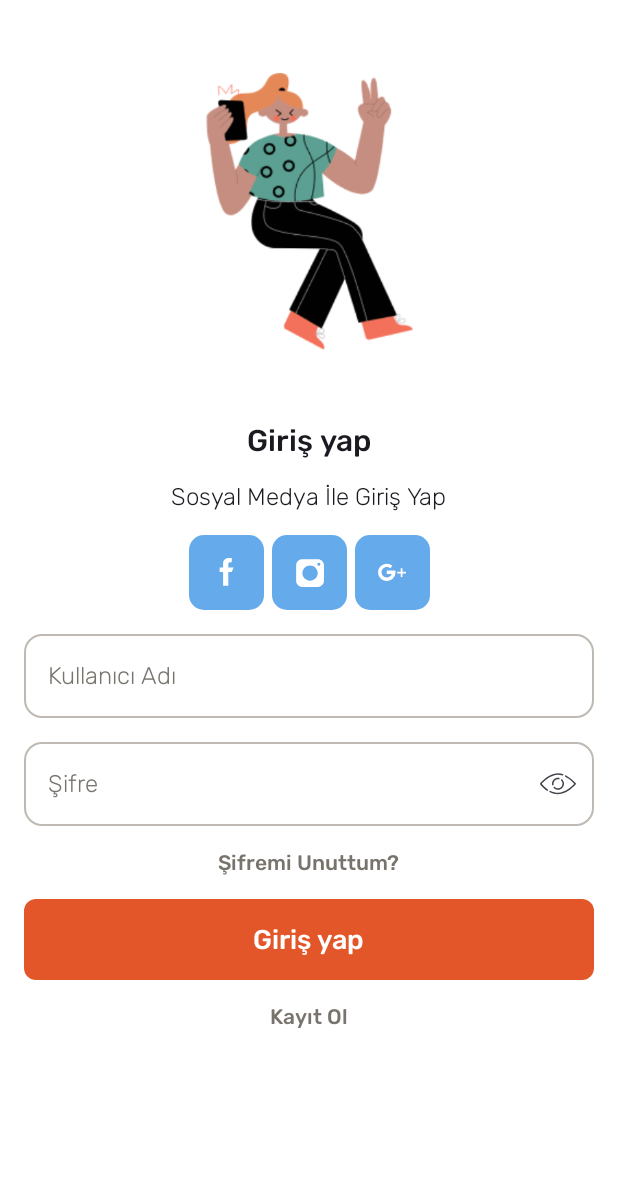
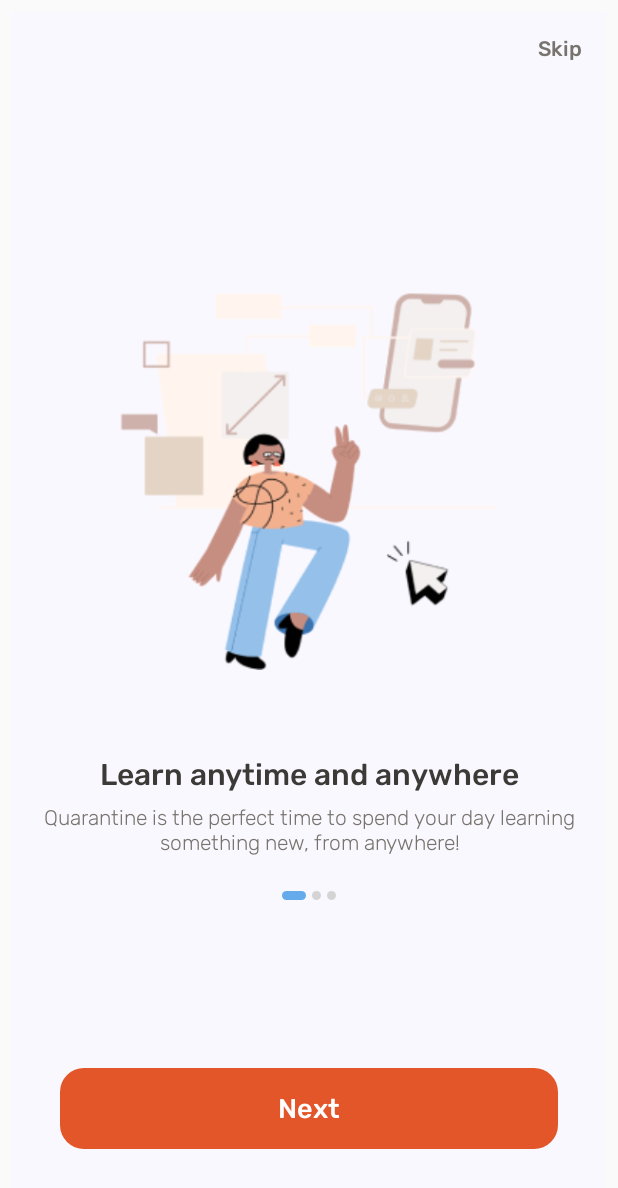
Before and after one commit to isacetin/job_posting, an Android app built with Jetpack Compose: the screen it shows after launch (MainActivity), on a phone screen of 412 x 824 dp. Shown: the top 1188 px of the screen. Run offline under Robolectric (Android 15) with nearby library versions, the phone set to English and light mode, and no system bars; our stand-ins replace Dagger/Hilt's generated code.

Commit message:
onboarding eklendi

```diff
--- a/app/src/main/java/com/isacetin/jopposting/components/button/JobPrimaryButton.kt
+++ b/app/src/main/java/com/isacetin/jopposting/components/button/JobPrimaryButton.kt
@@ -28,7 +28,7 @@ fun JobPrimaryButton(
                     .fillMaxWidth()
                     .height(54.dp)
             ),
-        shape = RoundedCornerShape(8.dp),
+        shape = RoundedCornerShape(16.dp),
         colors =
             ButtonDefaults.buttonColors(
                 containerColor = Primary
--- a/app/src/main/java/com/isacetin/jopposting/di/AppModule.kt
+++ b/app/src/main/java/com/isacetin/jopposting/di/AppModule.kt
@@ -21,6 +21,7 @@ object AppModule {
         Retrofit
             .Builder()
             .baseUrl("http://192.168.1.6:8080/api/")
+            // .baseUrl("http://10.251.101.138:8080/api/")
             .client(client)
             .addConverterFactory(GsonConverterFactory.create())
             .build()
--- a/app/src/main/java/com/isacetin/jopposting/navigation/AutGraph.kt
+++ b/app/src/main/java/com/isacetin/jopposting/navigation/AutGraph.kt
@@ -6,6 +6,9 @@ import com.isacetin.jopposting.scene.dashboard.navigateToDashboard
 import com.isacetin.jopposting.scene.login.LOGIN
 import com.isacetin.jopposting.scene.login.login
 import com.isacetin.jopposting.scene.login.navigateLogin
+import com.isacetin.jopposting.scene.onboarding.ONBOARDING
+import com.isacetin.jopposting.scene.onboarding.navigateToOnboarding
+import com.isacetin.jopposting.scene.onboarding.onboarding
 import com.isacetin.jopposting.scene.register.register
 import com.isacetin.jopposting.scene.register.routeRegister
 import com.isacetin.jopposting.scene.splash.SPLASH
@@ -19,6 +22,17 @@ fun NavGraphBuilder.authGraph(navController: NavController) {
         },
         navigateToLogin = {
             navController.popBackStack(SPLASH, true)
+            navController.navigateLogin()
+        },
+        navigateToOnboarding = {
+            navController.popBackStack(SPLASH, true)
+            navController.navigateToOnboarding()
+        }
+    )
+
+    onboarding(
+        onNavigateToLogin = {
+            navController.popBackStack(ONBOARDING, true)
             navController.navigateLogin()
         }
     )
--- a/app/src/main/java/com/isacetin/jopposting/scene/home/HomeViewModel.kt
+++ b/app/src/main/java/com/isacetin/jopposting/scene/home/HomeViewModel.kt
@@ -16,7 +16,6 @@ import kotlinx.coroutines.flow.catch
 import kotlinx.coroutines.launch
 import javax.inject.Inject
 
-@Suppress("ktlint:standard:backing-property-naming")
 @HiltViewModel
 class HomeViewModel @Inject constructor(private val repository: AuthRepository) : BaseViewModel() {
     private val _uiState = MutableStateFlow<UiState>(UiState.Empty)
--- /dev/null
+++ b/app/src/main/java/com/isacetin/jopposting/scene/onboarding/OnboardingNavigation.kt
@@ -0,0 +1,21 @@
+package com.isacetin.jopposting.scene.onboarding
+
+import androidx.navigation.NavController
+import androidx.navigation.NavGraphBuilder
+import androidx.navigation.compose.composable
+
+const val ONBOARDING = "onboarding"
+
+fun NavController.navigateToOnboarding() {
+    navigate(ONBOARDING)
+}
+
+fun NavGraphBuilder.onboarding(
+    onNavigateToLogin: () -> Unit
+) {
+    composable(ONBOARDING) {
+        OnboardingScene(
+            onNavigateToLogin = onNavigateToLogin
+        )
+    }
+}
--- /dev/null
+++ b/app/src/main/java/com/isacetin/jopposting/scene/onboarding/OnboardingScene.kt
@@ -0,0 +1,299 @@
+package com.isacetin.jopposting.scene.onboarding
+
+import androidx.compose.animation.animateColorAsState
+import androidx.compose.animation.core.Spring
+import androidx.compose.animation.core.animateDpAsState
+import androidx.compose.animation.core.spring
+import androidx.compose.foundation.Image
+import androidx.compose.foundation.background
+import androidx.compose.foundation.clickable
+import androidx.compose.foundation.layout.Arrangement
+import androidx.compose.foundation.layout.Box
+import androidx.compose.foundation.layout.Column
+import androidx.compose.foundation.layout.Row
+import androidx.compose.foundation.layout.fillMaxHeight
+import androidx.compose.foundation.layout.fillMaxSize
+import androidx.compose.foundation.layout.fillMaxWidth
+import androidx.compose.foundation.layout.height
+import androidx.compose.foundation.layout.padding
+import androidx.compose.foundation.layout.width
+import androidx.compose.foundation.layout.wrapContentSize
+import androidx.compose.foundation.pager.HorizontalPager
+import androidx.compose.foundation.pager.PagerState
+import androidx.compose.foundation.pager.rememberPagerState
+import androidx.compose.foundation.shape.RoundedCornerShape
+import androidx.compose.material3.Scaffold
+import androidx.compose.material3.Text
+import androidx.compose.runtime.Composable
+import androidx.compose.runtime.getValue
+import androidx.compose.runtime.rememberCoroutineScope
+import androidx.compose.ui.Alignment
+import androidx.compose.ui.Modifier
+import androidx.compose.ui.graphics.Color
+import androidx.compose.ui.res.painterResource
+import androidx.compose.ui.res.stringResource
+import androidx.compose.ui.text.style.TextAlign
+import androidx.compose.ui.tooling.preview.Preview
+import androidx.compose.ui.unit.dp
+import androidx.compose.ui.unit.sp
+import androidx.hilt.navigation.compose.hiltViewModel
+import com.isacetin.jopposting.R
+import com.isacetin.jopposting.components.button.JobPrimaryButton
+import com.isacetin.jopposting.ui.theme.Dark
+import com.isacetin.jopposting.ui.theme.DarkGray
+import com.isacetin.jopposting.ui.theme.Secondary
+import com.isacetin.jopposting.ui.theme.customTypography
+import kotlinx.coroutines.launch
+
+@Composable
+fun OnboardingScene(
+    viewmodel: OnboardingViewModel = hiltViewModel(),
+    onNavigateToLogin: () -> Unit
+) {
+    val viewState = OnboardingViewState()
+    val pagerState = rememberPagerState { viewState.onboardingSteps.size }
+    val scope = rememberCoroutineScope()
+
+    Scaffold(
+        modifier = Modifier.padding(8.dp),
+        content = {
+            Column(
+                modifier =
+                    Modifier
+                        .fillMaxSize()
+                        .padding(it)
+            ) {
+                OnboardingHeader(
+                    viewmodel = viewmodel,
+                    onNavigateToLogin = onNavigateToLogin
+                )
+
+                Column(
+                    modifier = Modifier.fillMaxSize(),
+                    verticalArrangement = Arrangement.Center
+                ) {
+                    HorizontalPager(
+                        state = pagerState
+                    ) { index ->
+                        OnboardingContent(viewState, index)
+                    }
+
+                    OnboardingFooter(pagerState, viewState)
+                }
+            }
+        },
+        bottomBar = {
+            val isLastOnboardingStep = (pagerState.currentPage + 1 == viewState.onboardingSteps.size)
+
+            JobPrimaryButton(
+                modifier = Modifier.padding(bottom = 50.dp, start = 32.dp, end = 32.dp),
+                onClick = {
+                    if (pagerState.currentPage + 1 < viewState.onboardingSteps.size) {
+                        scope.launch {
+                            pagerState.animateScrollToPage(
+                                page = pagerState.currentPage + 1,
+                                animationSpec =
+                                    spring(
+                                        dampingRatio = Spring.DampingRatioNoBouncy,
+                                        stiffness = Spring.StiffnessLow
+                                    )
+                            )
+                        }
+                    }
+
+                    if (isLastOnboardingStep) {
+                        viewmodel.saveFirstLaunch()
+                        onNavigateToLogin.invoke()
+                    }
+                },
+                text =
+                    if (!isLastOnboardingStep) {
+                        stringResource(R.string.onboarding_next)
+                    } else {
+                        stringResource(R.string.onboarding_let_start)
+                    }
+            )
+        }
+    )
+}
+
+@Composable
+private fun OnboardingHeader(
+    viewmodel: OnboardingViewModel,
+    onNavigateToLogin: () -> Unit
+) {
+    Row(
+        modifier = Modifier.fillMaxWidth(),
+        horizontalArrangement = Arrangement.End
+    ) {
+        Text(
+            modifier =
+                Modifier
+                    .padding(end = 16.dp, top = 16.dp)
+                    .clickable {
+                        viewmodel.saveFirstLaunch()
+                        onNavigateToLogin.invoke()
+                    },
+            text = stringResource(R.string.onboarding_skip),
+            style =
+                customTypography.bodyMedium.copy(
+                    color = DarkGray
+                )
+        )
+    }
+}
+
+@Composable
+private fun OnboardingContent(
+    viewState: OnboardingViewState,
+    index: Int
+) {
+    Column(
+        modifier = Modifier.wrapContentSize(),
+        verticalArrangement = Arrangement.Center,
+        horizontalAlignment = Alignment.CenterHorizontally
+    ) {
+        Image(
+            modifier =
+                Modifier
+                    .fillMaxWidth(0.9f)
+                    .fillMaxHeight(0.5f),
+            painter = painterResource(viewState.onboardingSteps[index].image),
+            contentDescription = null
+        )
+
+        Text(
+            modifier = Modifier.padding(top = 16.dp),
+            text = stringResource(viewState.onboardingSteps[index].title),
+            style =
+                customTypography.headlineMedium.copy(
+                    color = Dark
+                )
+        )
+
+        Text(
+            modifier = Modifier.padding(top = 8.dp, start = 17.dp, end = 17.dp),
+            textAlign = TextAlign.Center,
+            text = stringResource(viewState.onboardingSteps[index].description),
+            style =
+                customTypography.bodySmall.copy(
+                    fontSize = 14.sp,
+                    color = DarkGray
+                )
+        )
+    }
+}
+
+@Composable
+private fun OnboardingFooter(
+    pagerState: PagerState,
+    viewState: OnboardingViewState
+) {
+    Box(
+        modifier =
+            Modifier
+                .fillMaxWidth()
+                .padding(top = 24.dp),
+        contentAlignment = Alignment.Center
+    ) {
+        PageIndicator(
+            currentPage = pagerState.currentPage,
+            totalPages = viewState.onboardingSteps.size
+        )
+    }
+}
+
+@Composable
+private fun PageIndicator(currentPage: Int, totalPages: Int) {
+    Row(
+        horizontalArrangement = Arrangement.spacedBy(4.dp),
+        verticalAlignment = Alignment.CenterVertically
+    ) {
+        repeat(totalPages) { index ->
+            val width by animateDpAsState(
+                targetValue = if (index == currentPage) 16.dp else 6.dp,
+                label = ""
+            )
+            val height by animateDpAsState(
+                targetValue = if (index == currentPage) 6.dp else 6.dp,
+                label = ""
+            )
+            val color by animateColorAsState(
+                targetValue = if (index == currentPage) Secondary else Color(0xFFD5D4D4),
+                label = ""
+            )
+
+            Box(
+                modifier =
+                    Modifier
+                        .width(width)
+                        .height(height)
+                        .background(color, shape = RoundedCornerShape(4.dp))
+            )
+        }
+    }
+}
+
+@Preview(showBackground = true, showSystemUi = true)
+@Composable
+private fun OnboardingScenePreview() {
+    val viewState = OnboardingViewState()
+    val pagerState = rememberPagerState { viewState.onboardingSteps.size }
+
+    Scaffold(
+        modifier = Modifier.padding(8.dp),
+        content = {
+            Column(
+                modifier =
+                    Modifier
+                        .fillMaxSize()
+                        .padding(it)
+            ) {
+                Row(
+                    modifier = Modifier.fillMaxWidth(),
+                    horizontalArrangement = Arrangement.End
+                ) {
+                    Text(
+                        modifier =
+                            Modifier
+                                .padding(end = 16.dp, top = 16.dp),
+                        text = stringResource(R.string.onboarding_skip),
+                        style =
+                            customTypography.bodyMedium.copy(
+                                color = DarkGray
+                            )
+                    )
+                }
+
+                Column(
+                    modifier = Modifier.fillMaxSize(),
+                    verticalArrangement = Arrangement.Center
+                ) {
+                    HorizontalPager(
+                        state = pagerState
+                    ) { index ->
+                        OnboardingContent(viewState, index)
+                    }
+
+                    OnboardingFooter(pagerState, viewState)
+                }
+            }
+        },
+        bottomBar = {
+            JobPrimaryButton(
+                modifier = Modifier.padding(bottom = 50.dp, start = 32.dp, end = 32.dp),
+                onClick = {},
+                text = stringResource(R.string.onboarding_next)
+            )
+        }
+    )
+}
+
+@Preview
+@Composable
+private fun PageIndicatorPreview() {
+    PageIndicator(
+        totalPages = 3,
+        currentPage = 1
+    )
+}
--- /dev/null
+++ b/app/src/main/java/com/isacetin/jopposting/scene/onboarding/OnboardingViewModel.kt
@@ -0,0 +1,17 @@
+package com.isacetin.jopposting.scene.onboarding
+
+import androidx.lifecycle.ViewModel
+import androidx.lifecycle.viewModelScope
+import com.isacetin.local_preference.UserPreference
+import dagger.hilt.android.lifecycle.HiltViewModel
+import kotlinx.coroutines.launch
+import javax.inject.Inject
+
+@HiltViewModel
+class OnboardingViewModel @Inject constructor(private val userPreference: UserPreference) : ViewModel() {
+    fun saveFirstLaunch() {
+        viewModelScope.launch {
+            userPreference.saveFirstLaunch()
+        }
+    }
+}
--- /dev/null
+++ b/app/src/main/java/com/isacetin/jopposting/scene/onboarding/OnboardingViewState.kt
@@ -0,0 +1,35 @@
+package com.isacetin.jopposting.scene.onboarding
+
+import androidx.annotation.DrawableRes
+import androidx.annotation.StringRes
+import com.isacetin.jopposting.R
+
+class OnboardingViewState {
+    val onboardingSteps: List<OnboardingStepData> =
+        listOf(
+            OnboardingStepData(
+                image = R.drawable.im_onboarding1,
+                title = R.string.onboarding_first_title,
+                description = R.string.onboarding_first_description
+            ),
+            OnboardingStepData(
+                image = R.drawable.im_onboarding2,
+                title = R.string.onboarding_secondary_title,
+                description = R.string.onboarding_secondary_description
+            ),
+            OnboardingStepData(
+                image = R.drawable.im_onboarding3,
+                title = R.string.onboarding_third_title,
+                description = R.string.onboarding_third_description
+            )
+        )
+}
+
+data class OnboardingStepData(
+    @DrawableRes
+    val image: Int,
+    @StringRes
+    val title: Int,
+    @StringRes
+    val description: Int
+)
--- a/app/src/main/java/com/isacetin/jopposting/scene/profile/ProfileViewState.kt
+++ b/app/src/main/java/com/isacetin/jopposting/scene/profile/ProfileViewState.kt
@@ -1,4 +1,3 @@
 package com.isacetin.jopposting.scene.profile
 
-class ProfileViewState {
-}
+class ProfileViewState
--- a/app/src/main/java/com/isacetin/jopposting/scene/splash/SplashNavigation.kt
+++ b/app/src/main/java/com/isacetin/jopposting/scene/splash/SplashNavigation.kt
@@ -7,12 +7,14 @@ const val SPLASH = "splash"
 
 fun NavGraphBuilder.splash(
     navigateToLogin: () -> Unit,
-    navigateToHome: () -> Unit
+    navigateToHome: () -> Unit,
+    navigateToOnboarding: () -> Unit
 ) {
     composable(SPLASH) {
         SplashScene(
             navigateToLogin = navigateToLogin,
-            navigateToHome = navigateToHome
+            navigateToHome = navigateToHome,
+            navigateToOnboarding = navigateToOnboarding
         )
     }
 }
--- a/app/src/main/java/com/isacetin/jopposting/scene/splash/SplashScene.kt
+++ b/app/src/main/java/com/isacetin/jopposting/scene/splash/SplashScene.kt
@@ -23,13 +23,17 @@ import com.isacetin.jopposting.ui.theme.customTypography
 fun SplashScene(
     viewModel: SplashViewModel = hiltViewModel(),
     navigateToHome: () -> Unit = {},
-    navigateToLogin: () -> Unit = {}
+    navigateToLogin: () -> Unit = {},
+    navigateToOnboarding: () -> Unit
 ) {
     val isLoggedIn = viewModel.isLogged
+    val isFirstLaunch: Boolean = viewModel.isFirstLaunch.value
 
-    if (isLoggedIn.value == true) {
+    if (isFirstLaunch && isLoggedIn.value == false) {
+        navigateToOnboarding.invoke()
+    } else if (isLoggedIn.value == true && !isFirstLaunch) {
         navigateToHome.invoke()
-    } else if (isLoggedIn.value == false) {
+    } else if (isLoggedIn.value == false && !isFirstLaunch) {
         navigateToLogin.invoke()
     }
 
--- a/app/src/main/java/com/isacetin/jopposting/scene/splash/SplashViewModel.kt
+++ b/app/src/main/java/com/isacetin/jopposting/scene/splash/SplashViewModel.kt
@@ -12,20 +12,27 @@ import javax.inject.Inject
 @HiltViewModel
 class SplashViewModel @Inject constructor(private val userPreference: UserPreference) : ViewModel() {
     val isLogged = mutableStateOf<Boolean?>(null)
+    val isFirstLaunch = mutableStateOf(false)
 
     init {
         checkLoggedIn()
+        checkFirstLogin()
     }
 
     private fun checkLoggedIn() {
         viewModelScope.launch {
             userPreference.token().collect { token ->
-                if (token.isNotBlank()) {
-                    delay(5000L)
-                    isLogged.value = true
-                } else {
-                    isLogged.value = false
-                }
+                delay(2500L)
+                isLogged.value = token.isNotBlank()
+            }
+        }
+    }
+
+    private fun checkFirstLogin() {
+        viewModelScope.launch {
+            userPreference.isFirstLaunch().collect { result ->
+                delay(2500L)
+                isFirstLaunch.value = result
             }
         }
     }
--- a/app/src/main/res/values/strings.xml
+++ b/app/src/main/res/values/strings.xml
@@ -11,6 +11,17 @@
 
     <!-- Splash -->
     <string name="splash_app_name">CodeFactory</string>
+
+    <!-- Onboarding -->
+    <string name="onboarding_first_title">Learn anytime and anywhere</string>
+    <string name="onboarding_first_description">Quarantine is the perfect time to spend your day learning something new, from anywhere!</string>
+    <string name="onboarding_secondary_title">Find a course for you</string>
+    <string name="onboarding_secondary_description">Quarantine is the perfect time to spend your day learning something new, from anywhere!</string>
+    <string name="onboarding_third_title">Improve your skills</string>
+    <string name="onboarding_third_description">Quarantine is the perfect time to spend your day learning something new, from anywhere!</string>
+    <string name="onboarding_next">Next</string>
+    <string name="onboarding_let_start">Let’s Start</string>
+    <string name="onboarding_skip">Skip</string>
 
     <!-- Login -->
     <string name="login_giris_yap">Giriş yap</string>
--- a/local-preference/src/main/java/com/isacetin/local_preference/UserPreference.kt
+++ b/local-preference/src/main/java/com/isacetin/local_preference/UserPreference.kt
@@ -6,4 +6,8 @@ interface UserPreference {
     fun token(): Flow<String>
 
     suspend fun saveToken(token: String)
+
+    fun isFirstLaunch(): Flow<Boolean>
+
+    suspend fun saveFirstLaunch()
 }
--- a/local-preference/src/main/java/com/isacetin/local_preference/data/UserDataStore.kt
+++ b/local-preference/src/main/java/com/isacetin/local_preference/data/UserDataStore.kt
@@ -2,6 +2,7 @@ package com.isacetin.local_preference.data
 
 import androidx.datastore.core.DataStore
 import androidx.datastore.preferences.core.Preferences
+import androidx.datastore.preferences.core.booleanPreferencesKey
 import androidx.datastore.preferences.core.edit
 import androidx.datastore.preferences.core.emptyPreferences
 import androidx.datastore.preferences.core.stringPreferencesKey
@@ -25,8 +26,23 @@ class UserDataStore @Inject constructor(private val dataStore: DataStore<Prefere
             preferences[KEYS.KEY_TOKEN] = token
         }
     }
+
+    override fun isFirstLaunch(): Flow<Boolean> =
+        dataStore.data
+            .catch {
+                emit(emptyPreferences())
+            }.map { value: Preferences ->
+                value[KEYS.KEY_ONBOARDING] ?: true
+            }
+
+    override suspend fun saveFirstLaunch() {
+        dataStore.edit { preferences ->
+            preferences[KEYS.KEY_ONBOARDING] = false
+        }
+    }
 }
 
 object KEYS {
     val KEY_TOKEN = stringPreferencesKey("token_key")
+    val KEY_ONBOARDING = booleanPreferencesKey("onboarding_key")
 }
```
Also changed, not shown: app/src/main/java/com/isacetin/jopposting/components/topbar/JopTopBar.kt (+4 -3 lines), app/src/main/res/drawable/im_onboarding1.png (added), app/src/main/res/drawable/im_onboarding2.png (added), app/src/main/res/drawable/im_onboarding3.png (added).
